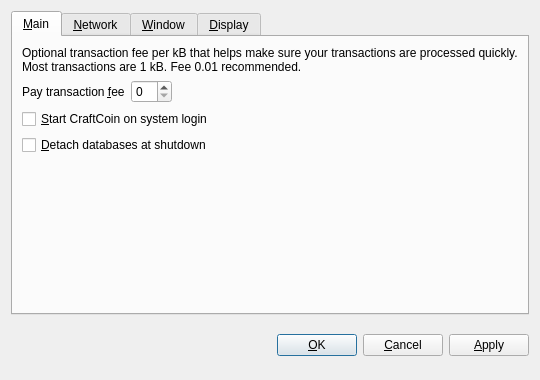
Above: src/qt/forms/optionsdialog.ui from Baconfatt/bacoin before the change. Below: the same form after it.
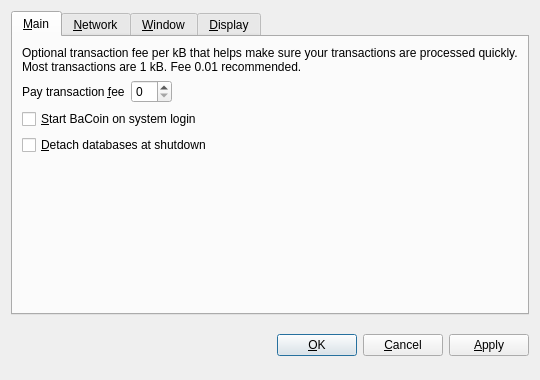
That is the form after the change. The open tabs and pages were chosen to show the change. Custom widgets are drawn as their Qt base class.

```diff
--- a/src/qt/forms/optionsdialog.ui
+++ b/src/qt/forms/optionsdialog.ui
@@ -82,7 +82,7 @@
           <string>Automatically start CraftCoin after logging in to the system.</string>
          </property>
          <property name="text">
-          <string>&amp;Start CraftCoin on system login</string>
+          <string>&amp;Start BaCoin on system login</string>
          </property>
         </widget>
        </item>
```
Left out of the diff: 10 changed lines with no effect on the pictures.
